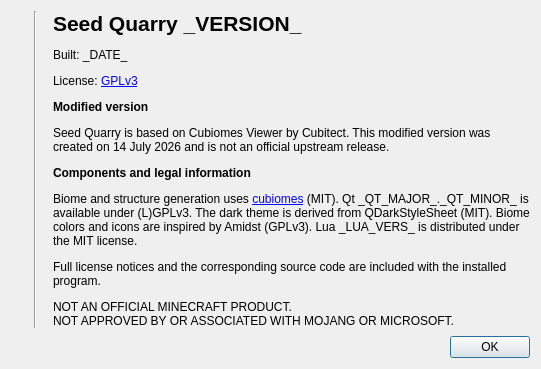
Logsteela/Seed-Quarry, file src/aboutdialog.ui: the form before one commit.
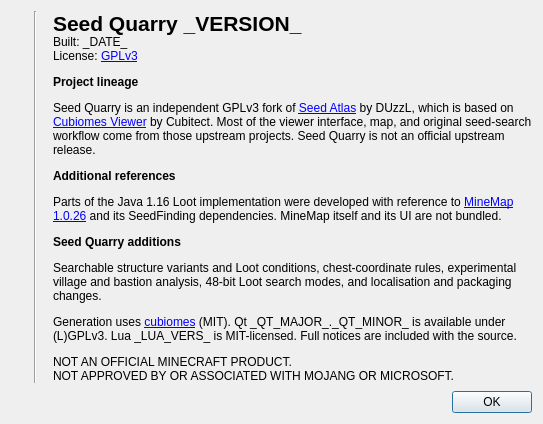
The form after the commit. Icons and pictures are not drawn.

Commit message: Document fork lineage and Loot references

Patch:
```diff
--- a/src/aboutdialog.ui
+++ b/src/aboutdialog.ui
@@ -19,7 +19,7 @@
    <item row="0" column="2" rowspan="2">
     <widget class="QLabel" name="label">
      <property name="text">
-      <string>&lt;html&gt;&lt;head/&gt;&lt;body&gt;&lt;p&gt;&lt;span style=&quot;font-size:16pt;font-weight:600;&quot;&gt;Seed Quarry _VERSION_&lt;/span&gt;&lt;/p&gt;&lt;p&gt;Built: _DATE_&lt;/p&gt;&lt;p&gt;License: &lt;a href=&quot;https://www.gnu.org/licenses/gpl-3.0.html&quot;&gt;GPLv3&lt;/a&gt;&lt;/p&gt;&lt;p&gt;&lt;b&gt;Modified version&lt;/b&gt;&lt;/p&gt;&lt;p&gt;Seed Quarry is based on Cubiomes Viewer by Cubitect. This modified version was created on 14 July 2026 and is not an official upstream release.&lt;/p&gt;&lt;p&gt;&lt;b&gt;Components and legal information&lt;/b&gt;&lt;/p&gt;&lt;p&gt;Biome and structure generation uses &lt;a href=&quot;https://github.com/Cubitect/cubiomes/&quot;&gt;cubiomes&lt;/a&gt; (MIT). Qt _QT_MAJOR_._QT_MINOR_ is available under (L)GPLv3. The dark theme is derived from QDarkStyleSheet (MIT). Biome colors and icons are inspired by Amidst (GPLv3). Lua _LUA_VERS_ is distributed under the MIT license.&lt;/p&gt;&lt;p&gt;Full license notices and the corresponding source code are included with the installed program.&lt;/p&gt;&lt;p&gt;NOT AN OFFICIAL MINECRAFT PRODUCT.&lt;br/&gt;NOT APPROVED BY OR ASSOCIATED WITH MOJANG OR MICROSOFT.&lt;/p&gt;&lt;/body&gt;&lt;/html&gt;</string>
+      <string>&lt;html&gt;&lt;head/&gt;&lt;body&gt;&lt;p&gt;&lt;span style=&quot;font-size:16pt;font-weight:600;&quot;&gt;Seed Quarry _VERSION_&lt;/span&gt;&lt;br/&gt;Built: _DATE_&lt;br/&gt;License: &lt;a href=&quot;https://www.gnu.org/licenses/gpl-3.0.html&quot;&gt;GPLv3&lt;/a&gt;&lt;/p&gt;&lt;p&gt;&lt;b&gt;Project lineage&lt;/b&gt;&lt;/p&gt;&lt;p&gt;Seed Quarry is an independent GPLv3 fork of &lt;a href=&quot;https://github.com/DUzzL/Seed-Atlas&quot;&gt;Seed Atlas&lt;/a&gt; by DUzzL, which is based on &lt;a href=&quot;https://github.com/Cubitect/cubiomes-viewer&quot;&gt;Cubiomes Viewer&lt;/a&gt; by Cubitect. Most of the viewer interface, map, and original seed-search workflow come from those upstream projects. Seed Quarry is not an official upstream release.&lt;/p&gt;&lt;p&gt;&lt;b&gt;Additional references&lt;/b&gt;&lt;/p&gt;&lt;p&gt;Parts of the Java 1.16 Loot implementation were developed with reference to &lt;a href=&quot;https://github.com/hube12/MineMap&quot;&gt;MineMap 1.0.26&lt;/a&gt; and its SeedFinding dependencies. MineMap itself and its UI are not bundled.&lt;/p&gt;&lt;p&gt;&lt;b&gt;Seed Quarry additions&lt;/b&gt;&lt;/p&gt;&lt;p&gt;Searchable structure variants and Loot conditions, chest-coordinate rules, experimental village and bastion analysis, 48-bit Loot search modes, and localisation and packaging changes.&lt;/p&gt;&lt;p&gt;Generation uses &lt;a href=&quot;https://github.com/Cubitect/cubiomes/&quot;&gt;cubiomes&lt;/a&gt; (MIT). Qt _QT_MAJOR_._QT_MINOR_ is available under (L)GPLv3. Lua _LUA_VERS_ is MIT-licensed. Full notices are included with the source.&lt;/p&gt;&lt;p&gt;NOT AN OFFICIAL MINECRAFT PRODUCT.&lt;br/&gt;NOT APPROVED BY OR ASSOCIATED WITH MOJANG OR MICROSOFT.&lt;/p&gt;&lt;/body&gt;&lt;/html&gt;</string>
      </property>
      <property name="wordWrap">
       <bool>true</bool>
```
The commit also changes 5 other files.
